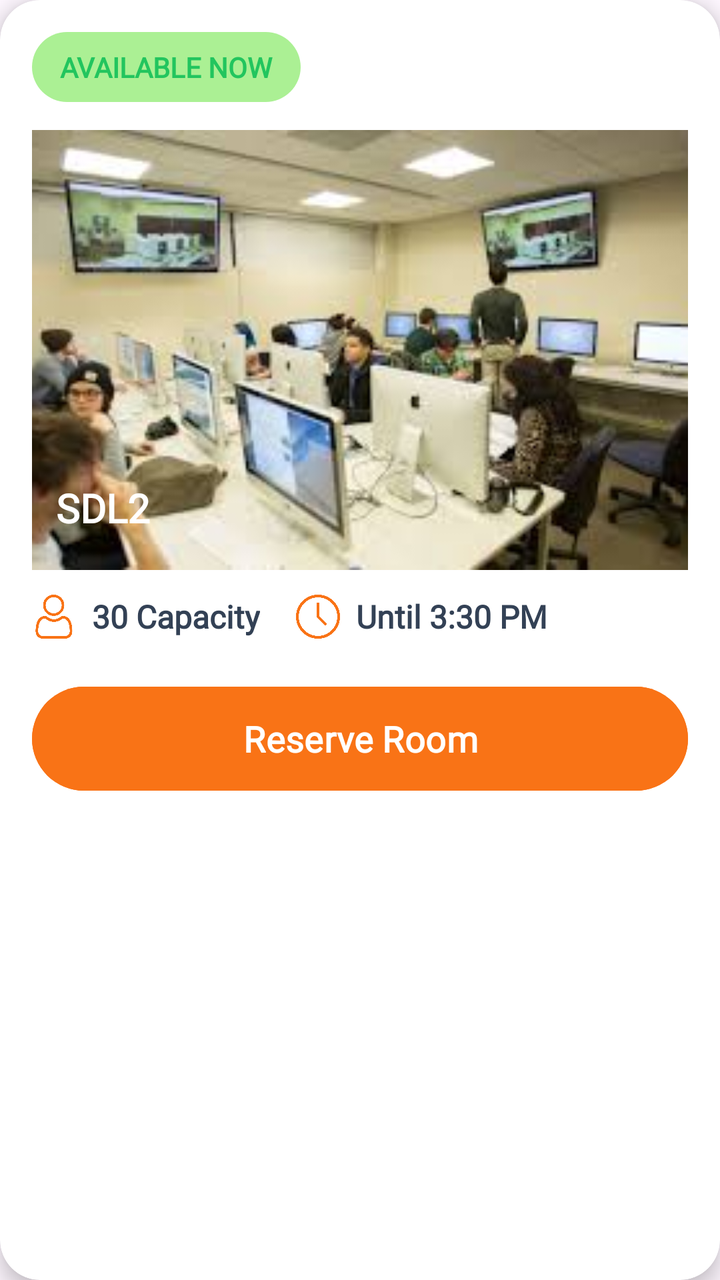
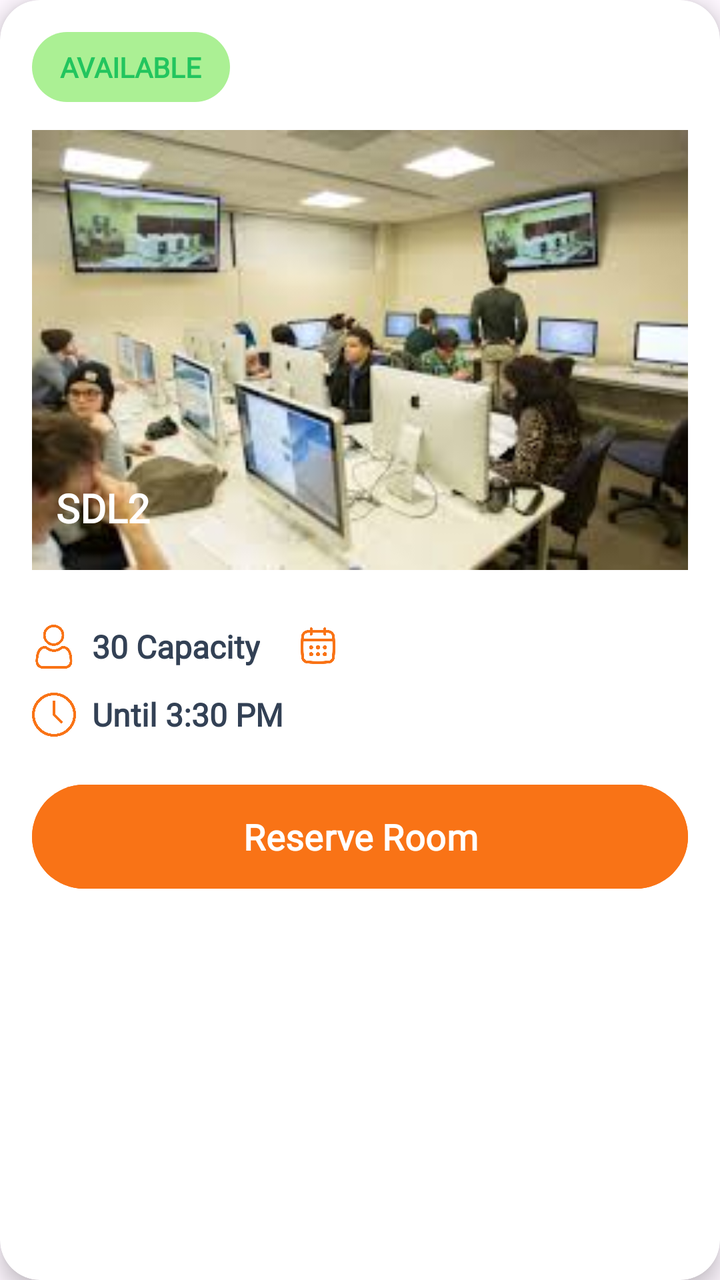

Compare the two renders of this Android layout. The source of the first and the diff that turns it into the second are given below.
<!-- AndroidManifest.xml: application theme Theme.SpaceSCICT -->
<!-- res/layout/recycler_room.xml -->
<?xml version="1.0" encoding="utf-8"?>
<androidx.cardview.widget.CardView
    xmlns:android="http://schemas.android.com/apk/res/android"
    xmlns:app="http://schemas.android.com/apk/res-auto"
    android:layout_width="match_parent"
    android:layout_height="wrap_content"
    android:layout_marginBottom="24dp"
    app:cardCornerRadius="20dp"
    app:cardElevation="6dp"
    app:cardBackgroundColor="#FFFFFF">

    <LinearLayout
        android:layout_width="match_parent"
        android:layout_height="wrap_content"
        android:orientation="vertical"
        android:padding="16dp">

        
        <TextView
            android:id="@+id/statusText"
            android:layout_width="wrap_content"
            android:layout_height="wrap_content"
            android:text="AVAILABLE NOW"
            android:textStyle="bold"
            android:textColor="#22C55E"
            android:background="@drawable/status_green"
            android:paddingHorizontal="14dp"
            android:paddingVertical="8dp"
            android:fontFamily="@font/lexend_bold"/>

        
        <ImageView
            android:id="@+id/roomImage"
            android:layout_width="match_parent"
            android:layout_height="220dp"
            android:layout_marginTop="14dp"
            android:scaleType="centerCrop"
            android:src="@drawable/room1"/>

        
        <TextView
            android:id="@+id/roomName"
            android:layout_width="wrap_content"
            android:layout_height="wrap_content"
            android:text="SDL2"
            android:textStyle="bold"
            android:textSize="20sp"
            android:textColor="#FFFFFF"
            android:layout_marginTop="-45dp"
            android:layout_marginStart="12dp"
            android:fontFamily="@font/lexend_bold"/>

        
        <LinearLayout
            android:layout_width="match_parent"
            android:layout_height="wrap_content"
            android:orientation="horizontal"
            android:gravity="center_vertical"
            android:layout_marginTop="30dp">

            <ImageView
                android:layout_width="22dp"
                android:layout_height="22dp"
                android:src="@drawable/ic_user"
                app:tint="#F97316" />

            <TextView
                android:id="@+id/capacityText"
                android:layout_width="wrap_content"
                android:layout_height="wrap_content"
                android:text="30 Capacity"
                android:textStyle="bold"
                android:textSize="16sp"
                android:textColor="#334155"
                android:layout_marginStart="8dp"
                android:fontFamily="@font/lexend_bold"/>

            <Space
                android:layout_width="18dp"
                android:layout_height="1dp"/>

            <ImageView
                android:layout_width="22dp"
                android:layout_height="22dp"
                android:src="@drawable/ic_clock"
                app:tint="#F97316" />

            <TextView
                android:id="@+id/timeText"
                android:layout_width="wrap_content"
                android:layout_height="wrap_content"
                android:text="Until 3:30 PM"
                android:textStyle="bold"
                android:textSize="16sp"
                android:textColor="#334155"
                android:layout_marginStart="8dp"
                android:fontFamily="@font/lexend_bold"/>
        </LinearLayout>

        <Button
            android:id="@+id/reserveBtn"
            android:layout_width="match_parent"
            android:layout_height="60dp"
            android:text="Reserve Room"
            android:textAllCaps="false"
            android:textStyle="bold"
            android:textSize="18sp"
            android:textColor="#FFFFFF"
            android:backgroundTint="#F97316"
            android:layout_marginTop="20dp"
            android:fontFamily="@font/lexend_bold"/>
    </LinearLayout>

</androidx.cardview.widget.CardView>
<!-- resources referenced by this layout -->
<resources>
  <!-- drawable ic_clock: png bitmap (drawable, 14864 bytes) -->
  <!-- drawable ic_user: png bitmap (drawable, 16826 bytes) -->
  <!-- drawable room1: jpg bitmap (drawable, 9945 bytes) -->
  <!-- drawable status_green (drawable) -->
  <?xml version="1.0" encoding="utf-8"?>
  <shape xmlns:android="http://schemas.android.com/apk/res/android">
      <solid android:color="#ABF094"/>
      <corners android:radius="100dp"/>
  </shape>
  <style name="Theme.SpaceSCICT" parent="Base.Theme.SpaceSCICT" />
  <style name="Base.Theme.SpaceSCICT" parent="Theme.Material3.DayNight.NoActionBar">
          
          
      </style>
</resources>

<!-- the commit's change to res/layout/recycler_room.xml (unified diff, before → after) -->
@@ -20,7 +20,7 @@
             android:id="@+id/statusText"
             android:layout_width="wrap_content"
             android:layout_height="wrap_content"
-            android:text="AVAILABLE NOW"
+            android:text="AVAILABLE"
             android:textStyle="bold"
             android:textColor="#22C55E"
             android:background="@drawable/status_green"
@@ -50,13 +50,22 @@
             android:layout_marginStart="12dp"
             android:fontFamily="@font/lexend_bold"/>
 
+        <TextView
+            android:id="@+id/roomTypeText"
+            android:layout_width="match_parent"
+            android:layout_height="wrap_content"
+            android:layout_marginTop="16dp"
+            android:textColor="#6B7280"
+            android:textSize="14sp"
+            android:fontFamily="@font/lexend_regular"/>
+
         
         <LinearLayout
             android:layout_width="match_parent"
             android:layout_height="wrap_content"
             android:orientation="horizontal"
             android:gravity="center_vertical"
-            android:layout_marginTop="30dp">
+            android:layout_marginTop="10dp">
 
             <ImageView
                 android:layout_width="22dp"
@@ -78,6 +87,31 @@
             <Space
                 android:layout_width="18dp"
                 android:layout_height="1dp"/>
+
+            <ImageView
+                android:layout_width="22dp"
+                android:layout_height="22dp"
+                android:src="@drawable/ic_calendar"
+                app:tint="#F97316" />
+
+            <TextView
+                android:id="@+id/floorText"
+                android:layout_width="wrap_content"
+                android:layout_height="wrap_content"
+                android:textStyle="bold"
+                android:textSize="16sp"
+                android:textColor="#334155"
+                android:layout_marginStart="8dp"
+                android:fontFamily="@font/lexend_bold"/>
+        </LinearLayout>
+
+        
+        <LinearLayout
+            android:layout_width="match_parent"
+            android:layout_height="wrap_content"
+            android:orientation="horizontal"
+            android:gravity="center_vertical"
+            android:layout_marginTop="12dp">
 
             <ImageView
                 android:layout_width="22dp"
<!-- resource entries referenced after the edit -->
@@ -1,5 +1,6 @@
 <!-- resources referenced by this layout -->
 <resources>
+  <!-- drawable ic_calendar: png bitmap (drawable, 11689 bytes) -->
   <!-- drawable ic_clock: png bitmap (drawable, 14864 bytes) -->
   <!-- drawable ic_user: png bitmap (drawable, 16826 bytes) -->
   <!-- drawable room1: jpg bitmap (drawable, 9945 bytes) -->
